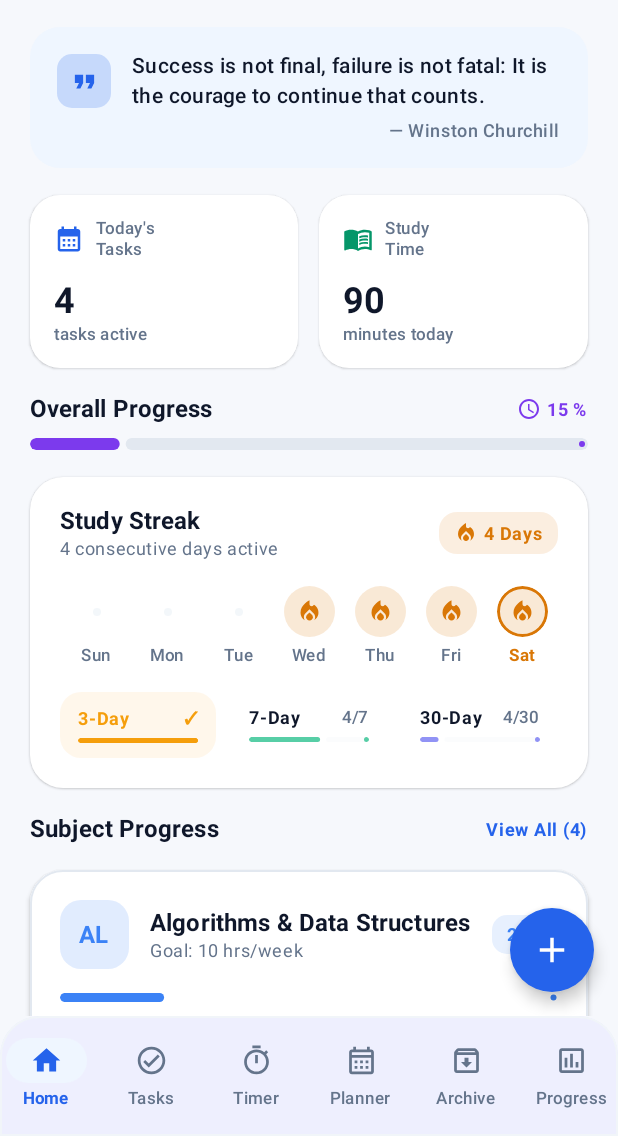
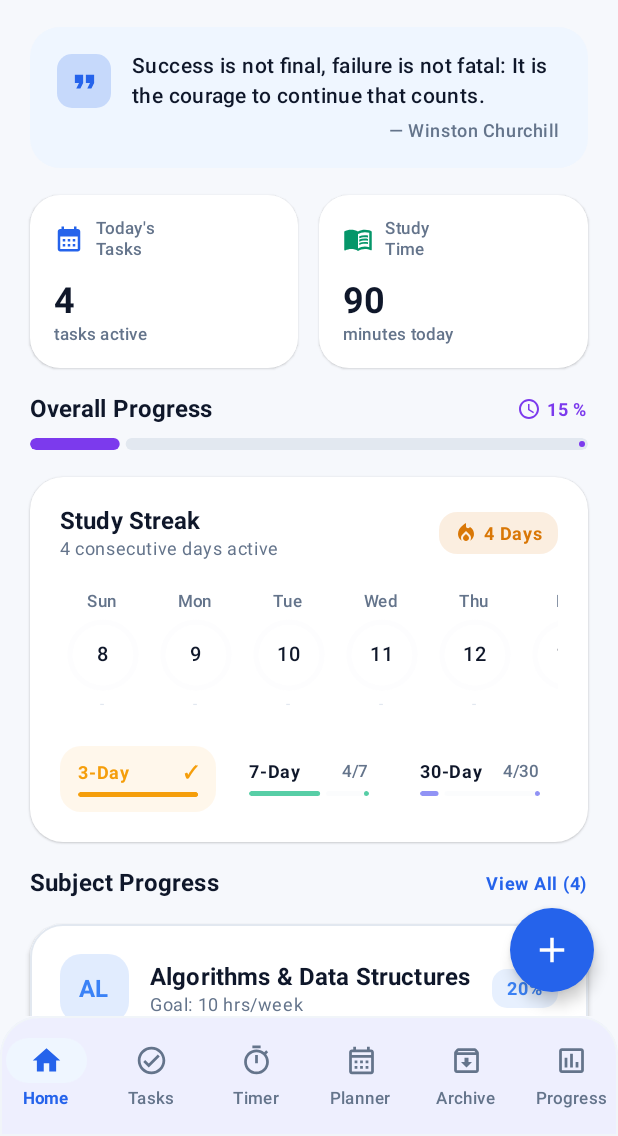
Before and after one commit to pujithakagolanu/EduTrack, an Android app built with Jetpack Compose: the screen it shows after launch (MainActivity), on a phone screen of 412 x 824 dp, the part 100-1236 px from its top. Run offline under Robolectric (Android 15) with nearby library versions, the phone set to English and light mode, and no system bars; our stand-ins replace Room's generated code.

Commit message:
Add horizontal scroll bar with dynamic circular progress rings that thicken and complete based on study duration per day

```diff
--- a/app/src/main/java/com/edutrack/app/ui/screens/HomeScreen.kt
+++ b/app/src/main/java/com/edutrack/app/ui/screens/HomeScreen.kt
@@ -1,5 +1,6 @@
 package com.edutrack.app.ui.screens
 
+import androidx.compose.foundation.Canvas
 import androidx.compose.foundation.background
 import androidx.compose.foundation.border
 import androidx.compose.foundation.clickable
@@ -16,9 +17,11 @@ import androidx.compose.foundation.layout.padding
 import androidx.compose.foundation.layout.size
 import androidx.compose.foundation.layout.width
 import androidx.compose.foundation.lazy.LazyColumn
+import androidx.compose.foundation.lazy.LazyRow
 import androidx.compose.foundation.lazy.items
 import androidx.compose.foundation.shape.CircleShape
 import androidx.compose.foundation.shape.RoundedCornerShape
+import androidx.compose.ui.graphics.drawscope.Stroke
 import androidx.compose.material.icons.Icons
 import androidx.compose.material.icons.automirrored.filled.MenuBook
 import androidx.compose.material.icons.filled.Add
@@ -109,24 +112,41 @@ fun HomeScreen(
         calculateStudyStreakDays(sessions)
     }
 
-    // Day-wise last 7 days history for fire streak
-    val dayWiseStreakHistory = remember(sessions) {
-        val cal = Calendar.getInstance()
-        val sessionDays = sessions.map { session ->
+    // Day and date horizontal scroll list (past 14 days up to today) with study duration tracking
+    val dailyProgressCircles = remember(sessions) {
+        val dailyMinutesMap = sessions.groupBy { session ->
             val sCal = Calendar.getInstance().apply { timeInMillis = session.date }
             "${sCal.get(Calendar.YEAR)}_${sCal.get(Calendar.DAY_OF_YEAR)}"
-        }.toSet()
+        }.mapValues { entry -> entry.value.sumOf { it.durationMinutes } }
 
-        // 7 days ending today
-        (6 downTo 0).map { dayOffset ->
-            val dayCal = Calendar.getInstance().apply {
-                add(Calendar.DAY_OF_YEAR, -dayOffset)
+        val todayCal = Calendar.getInstance()
+        val todayYear = todayCal.get(Calendar.YEAR)
+        val todayDayOfYear = todayCal.get(Calendar.DAY_OF_YEAR)
+
+        // 13 days ago to today (14 days total)
+        (13 downTo 0).map { offset ->
+            val dCal = Calendar.getInstance().apply {
+                add(Calendar.DAY_OF_YEAR, -offset)
             }
-            val key = "${dayCal.get(Calendar.YEAR)}_${dayCal.get(Calendar.DAY_OF_YEAR)}"
-            val dayName = dayCal.getDisplayName(Calendar.DAY_OF_WEEK, Calendar.SHORT, Locale.getDefault()) ?: ""
-            val hasStudied = sessionDays.contains(key)
-            val isToday = dayOffset == 0
-            StreakDayStatus(dayLabel = dayName, hasStudied = hasStudied, isToday = isToday)
+            val y = dCal.get(Calendar.YEAR)
+            val doy = dCal.get(Calendar.DAY_OF_YEAR)
+            val key = "${y}_$doy"
+            val dayName = dCal.getDisplayName(Calendar.DAY_OF_WEEK, Calendar.SHORT, Locale.getDefault()) ?: ""
+            val dayNumber = dCal.get(Calendar.DAY_OF_MONTH)
+            val totalMinutes = dailyMinutesMap[key] ?: 0
+            val isToday = (y == todayYear && doy == todayDayOfYear)
+
+            // Target baseline e.g. 60 mins = 100% full circle
+            val targetDailyMinutes = 60
+            val fraction = (totalMinutes.toFloat() / targetDailyMinutes).coerceIn(0f, 1f)
+
+            DayCircleProgress(
+                dayLabel = dayName,
+                dayNumber = dayNumber,
+                minutesSpent = totalMinutes,
+                progressFraction = fraction,
+                isToday = isToday
+            )
         }
     }
 
@@ -493,60 +513,92 @@ fun HomeScreen(
 
                         Spacer(modifier = Modifier.height(18.dp))
 
-                        // Day-Wise 7-Day Flame Track (Minimalist, elegant)
-                        Row(
+                        // Date and Day Horizontal Scroll Bar with Circular Ring Completion
+                        LazyRow(
                             modifier = Modifier.fillMaxWidth(),
-                            horizontalArrangement = Arrangement.SpaceBetween,
-                            verticalAlignment = Alignment.CenterVertically
+                            horizontalArrangement = Arrangement.spacedBy(14.dp),
+                            contentPadding = PaddingValues(horizontal = 4.dp, vertical = 4.dp)
                         ) {
-                            dayWiseStreakHistory.forEach { dayStatus ->
+                            items(dailyProgressCircles, key = { "${it.dayLabel}_${it.dayNumber}" }) { dayData ->
                                 Column(
                                     horizontalAlignment = Alignment.CenterHorizontally,
-                                    modifier = Modifier.weight(1f)
+                                    modifier = Modifier.width(48.dp)
                                 ) {
+                                    // Day Name (e.g. Mon, Tue)
+                                    Text(
+                                        text = dayData.dayLabel,
+                                        style = MaterialTheme.typography.labelSmall.copy(
+                                            fontSize = 11.sp,
+                                            fontWeight = if (dayData.isToday) FontWeight.Bold else FontWeight.Medium,
+                                            color = if (dayData.isToday) AccentOrange else MaterialTheme.colorScheme.onSurfaceVariant
+                                        )
+                                    )
+
+                                    Spacer(modifier = Modifier.height(6.dp))
+
+                                    // Dynamic Ring Circle that thickens/completes by time spent
+                                    val isFullyComplete = dayData.progressFraction >= 1f
+                                    val ringColor = when {
+                                        isFullyComplete -> AccentMint
+                                        dayData.minutesSpent > 0 -> AccentOrange
+                                        else -> MaterialTheme.colorScheme.outlineVariant.copy(alpha = 0.4f)
+                                    }
+
                                     Box(
-                                        modifier = Modifier
-                                            .size(34.dp)
-                                            .clip(CircleShape)
-                                            .background(
-                                                when {
-                                                    dayStatus.hasStudied -> AccentOrange.copy(alpha = 0.16f)
-                                                    dayStatus.isToday -> MaterialTheme.colorScheme.surfaceVariant.copy(alpha = 0.8f)
-                                                    else -> Color.Transparent
-                                                }
-                                            )
-                                            .border(
-                                                width = if (dayStatus.isToday) 1.5.dp else 0.dp,
-                                                color = if (dayStatus.isToday) AccentOrange else Color.Transparent,
-                                                shape = CircleShape
-                                            ),
+                                        modifier = Modifier.size(46.dp),
                                         contentAlignment = Alignment.Center
                                     ) {
-                                        if (dayStatus.hasStudied) {
-                                            Icon(
-                                                imageVector = Icons.Default.LocalFireDepartment,
-                                                contentDescription = "Active day",
-                                                tint = AccentOrange,
-                                                modifier = Modifier.size(18.dp)
+                                        // Circular Progress Arc
+                                        Canvas(modifier = Modifier.size(44.dp)) {
+                                            // Background track ring
+                                            drawArc(
+                                                color = ringColor.copy(alpha = 0.18f),
+                                                startAngle = -90f,
+                                                sweepAngle = 360f,
+                                                useCenter = false,
+                                                style = Stroke(width = 3.5.dp.toPx(), cap = StrokeCap.Round)
                                             )
-                                        } else {
-                                            Box(
-                                                modifier = Modifier
-                                                    .size(5.dp)
-                                                    .clip(CircleShape)
-                                                    .background(MaterialTheme.colorScheme.outlineVariant.copy(alpha = 0.8f))
+
+                                            // Progress filled arc (thicken / complete according to time spent)
+                                            if (dayData.progressFraction > 0f) {
+                                                drawArc(
+                                                    color = ringColor,
+                                                    startAngle = -90f,
+                                                    sweepAngle = 360f * dayData.progressFraction,
+                                                    useCenter = false,
+                                                    style = Stroke(
+                                                        width = if (isFullyComplete) 4.5.dp.toPx() else 3.5.dp.toPx(),
+                                                        cap = StrokeCap.Round
+                                                    )
+                                                )
+                                            }
+                                        }
+
+                                        // Center Date Number & Flame icon if studied
+                                        Column(
+                                            horizontalAlignment = Alignment.CenterHorizontally,
+                                            verticalArrangement = Arrangement.Center
+                                        ) {
+                                            Text(
+                                                text = "${dayData.dayNumber}",
+                                                style = MaterialTheme.typography.labelMedium.copy(
+                                                    fontWeight = if (dayData.isToday) FontWeight.Bold else FontWeight.SemiBold,
+                                                    fontSize = 13.sp,
+                                                    color = if (dayData.isToday) AccentOrange else MaterialTheme.colorScheme.onSurface
+                                                )
                                             )
                                         }
                                     }
 
-                                    Spacer(modifier = Modifier.height(6.dp))
+                                    Spacer(modifier = Modifier.height(4.dp))
 
+                                    // Duration label (e.g. 90m, 45m or -)
                                     Text(
-                                        text = dayStatus.dayLabel,
+                                        text = if (dayData.minutesSpent > 0) "${dayData.minutesSpent}m" else "-",
                                         style = MaterialTheme.typography.labelSmall.copy(
-                                            fontSize = 11.sp,
-                                            fontWeight = if (dayStatus.isToday) FontWeight.Bold else FontWeight.Medium,
-                                            color = if (dayStatus.isToday) AccentOrange else MaterialTheme.colorScheme.onSurfaceVariant
+                                            fontSize = 10.sp,
+                                            fontWeight = if (dayData.minutesSpent > 0) FontWeight.Bold else FontWeight.Normal,
+                                            color = if (dayData.minutesSpent > 0) ringColor else MaterialTheme.colorScheme.outline
                                         )
                                     )
                                 }
@@ -670,8 +722,10 @@ fun HomeScreen(
     }
 }
 
-data class StreakDayStatus(
+data class DayCircleProgress(
     val dayLabel: String,
-    val hasStudied: Boolean,
+    val dayNumber: Int,
+    val minutesSpent: Int,
+    val progressFraction: Float,
     val isToday: Boolean
 )
```
